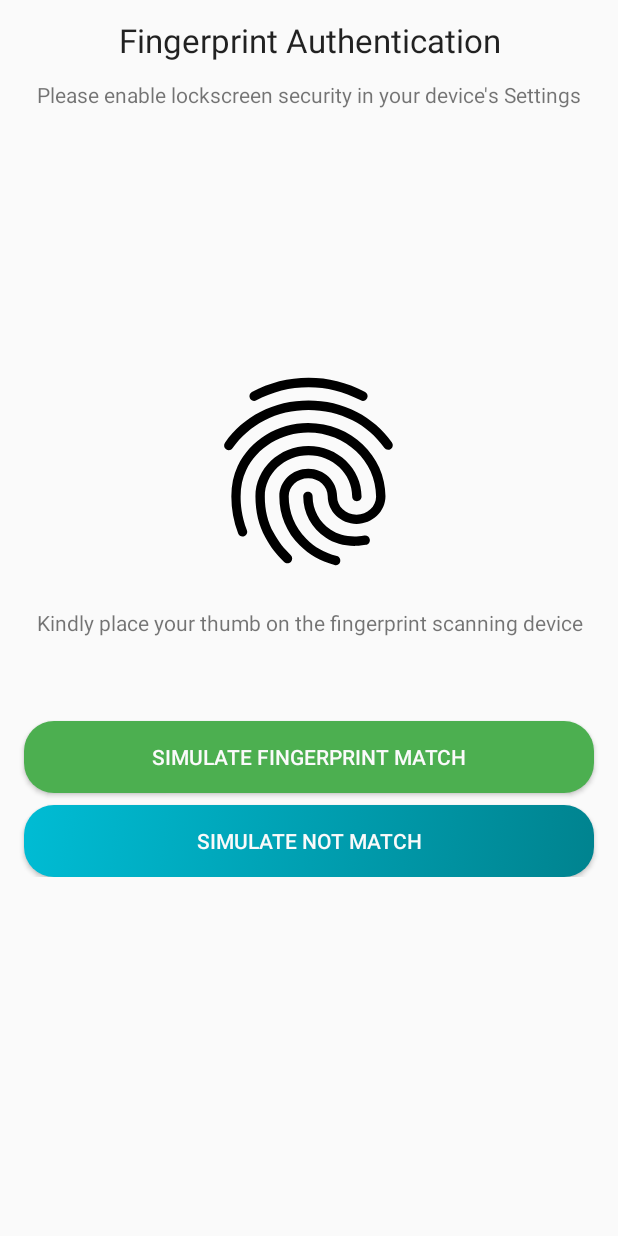
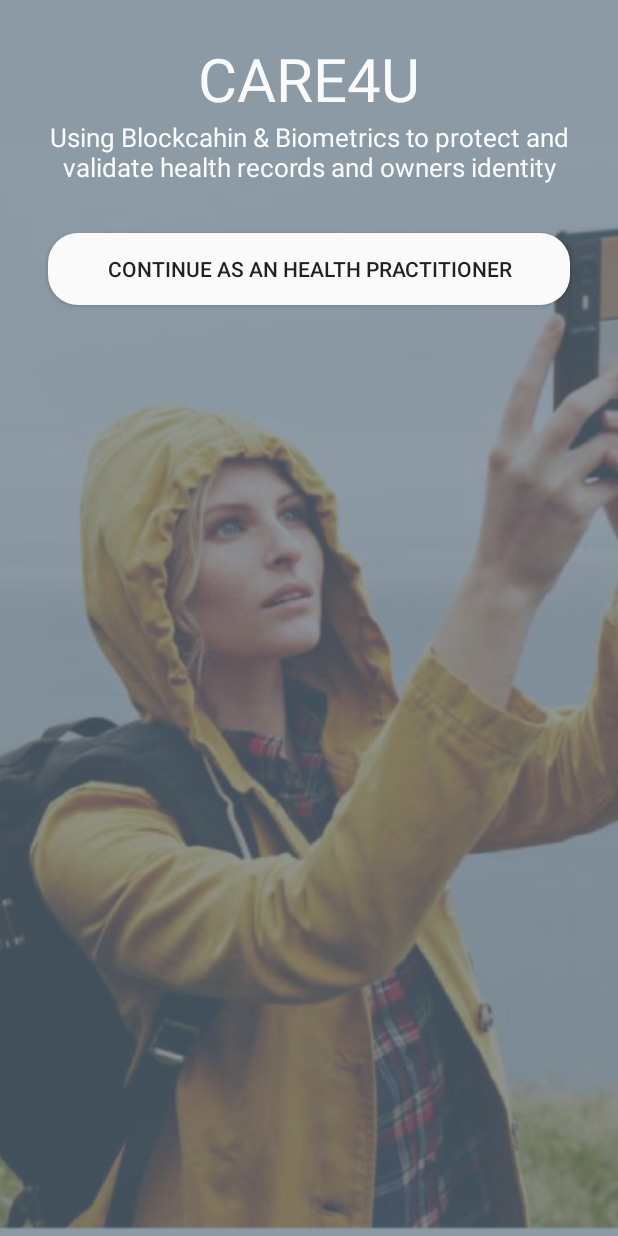
Before and after one commit to rafay-ah/Care4U, an Android app: the screen it shows after launch (FingerPrintActivity before the commit, Login after it), on a phone screen of 412 x 824 dp. Run offline under Robolectric (Android 15) with nearby library versions, the phone set to English and light mode, and no system bars.

Commit message:
Login Screen & Sigout Feature Added

```diff
--- /dev/null
+++ b/app/src/main/java/com/innova/care4u/Login.java
@@ -0,0 +1,29 @@
+package com.innova.care4u;
+
+import androidx.appcompat.app.AppCompatActivity;
+
+import android.content.Intent;
+import android.os.Bundle;
+import android.view.View;
+import android.view.WindowManager;
+
+import com.innova.care4u.fingerPrintDeals.FingerPrintActivity;
+
+public class Login extends AppCompatActivity {
+
+    @Override
+    protected void onCreate(Bundle savedInstanceState) {
+        super.onCreate(savedInstanceState);
+
+        // make it full screen first screen after splash
+        getWindow().setFlags(WindowManager.LayoutParams.FLAG_FULLSCREEN,
+                WindowManager.LayoutParams.FLAG_FULLSCREEN);
+
+        setContentView(R.layout.login_activity);
+    }
+
+    public void authenticate(View view) {
+        startActivity(new Intent(Login.this, FingerPrintActivity.class).setFlags(Intent.FLAG_ACTIVITY_NEW_TASK | Intent.FLAG_ACTIVITY_CLEAR_TASK));
+
+    }
+}
--- a/app/src/main/java/com/innova/care4u/SplashActivity.java
+++ b/app/src/main/java/com/innova/care4u/SplashActivity.java
@@ -20,7 +20,7 @@ public class SplashActivity extends AppCompatActivity {
             e.printStackTrace();
         }
 
-        Intent intent = new Intent(this, FingerPrintActivity.class);
+        Intent intent = new Intent(this, Login.class);
         startActivity(intent);
         finish();
     }
--- a/app/src/main/res/layout-v16/login_activity.xml
+++ b/app/src/main/res/layout-v16/login_activity.xml
@@ -7,11 +7,11 @@
     android:gravity="bottom"
     android:layout_alignParentBottom="true"
     android:layout_gravity="bottom">
-<ImageView
-    android:layout_width="match_parent"
-    android:layout_height="match_parent"
-    android:scaleType="centerCrop"
-    app:srcCompat="@drawable/ddd"/>
+    <ImageView
+        android:layout_width="match_parent"
+        android:layout_height="match_parent"
+        android:scaleType="centerCrop"
+        app:srcCompat="@drawable/ddd"/>
     <View
         android:layout_width="match_parent"
         android:layout_height="match_parent"
@@ -19,12 +19,14 @@
     <TextView
         android:layout_width="match_parent"
         android:layout_height="wrap_content"
-        android:text="Fingerprint"
+        android:text="CARE4U"
+        android:layout_marginTop="25dp"
         android:textSize="40sp"
         android:textColor="@color/white"
-        android:textStyle="bold"
+        android:textStyle="normal"
         android:paddingEnd="32dp"
         android:id="@+id/bigone"
+        android:gravity="center"
         android:paddingStart="32dp"/>
     <TextView
         android:layout_width="match_parent"
@@ -34,7 +36,9 @@
         android:textColor="@color/white"
         android:layout_below="@id/bigone"
         android:id="@+id/bigtwo"
-        android:text="Using biometrics to protect and validate health records and owners identity"/>
+        android:gravity="center"
+        android:textSize="17dp"
+        android:text="Using Blockcahin &amp; Biometrics to protect and validate health records and owners identity"/>
     <Button
         android:layout_width="match_parent"
         android:layout_height="wrap_content"
@@ -42,6 +46,7 @@
         android:background="@drawable/white_rounded"
         android:gravity="center"
         android:id="@+id/cont"
-        android:text="Continue as an health practitioner"
+        android:onClick="authenticate"
+        android:text="Continue as an Health Practitioner"
         android:layout_margin="32dp"/>
 </RelativeLayout>
--- a/app/src/main/res/layout-v16/toolbar.xml
+++ b/app/src/main/res/layout-v16/toolbar.xml
@@ -42,6 +42,7 @@
         android:background="@color/white"
         android:src="@drawable/logout"
         android:padding="10dp"
+        android:onClick="Signout"
         />
 
     <ImageView
--- a/app/src/main/res/layout/login_activity.xml
+++ b/app/src/main/res/layout/login_activity.xml
@@ -19,12 +19,14 @@
     <TextView
         android:layout_width="match_parent"
         android:layout_height="wrap_content"
-        android:text="Fingerprint"
+        android:text="CARE4U"
+        android:layout_marginTop="25dp"
         android:textSize="40sp"
         android:textColor="@color/white"
-        android:textStyle="bold"
+        android:textStyle="normal"
         android:paddingEnd="32dp"
         android:id="@+id/bigone"
+        android:gravity="center"
         android:paddingStart="32dp"/>
     <TextView
         android:layout_width="match_parent"
@@ -34,7 +36,9 @@
         android:textColor="@color/white"
         android:layout_below="@id/bigone"
         android:id="@+id/bigtwo"
-        android:text="Using biometrics to protect and validate health records and owners identity"/>
+        android:gravity="center"
+        android:textSize="17dp"
+        android:text="Using Blockcahin &amp; Biometrics to protect and validate health records and owners identity"/>
     <Button
         android:layout_width="match_parent"
         android:layout_height="wrap_content"
@@ -42,6 +46,7 @@
         android:background="@drawable/white_rounded"
         android:gravity="center"
         android:id="@+id/cont"
-        android:text="Continue as an health practitioner"
+        android:onClick="authenticate"
+        android:text="Continue as an Health Practitioner"
         android:layout_margin="32dp"/>
 </RelativeLayout>
--- a/app/src/main/res/values/styles.xml
+++ b/app/src/main/res/values/styles.xml
@@ -1,10 +1,10 @@
 <resources>
 
     <!-- Base application theme. -->
-    <style name="AppTheme" parent="Theme.AppCompat.Light.DarkActionBar">
+    <style name="AppTheme" parent="Theme.AppCompat.Light.NoActionBar">
         <!-- Customize your theme here. -->
-        <item name="colorPrimary">#4CAF50</item>
-        <item name="colorPrimaryDark">#2E7D32</item>
+        <item name="colorPrimary">@color/PPR_GREY400</item>
+        <item name="colorPrimaryDark">@color/PPR_GREY400</item>
         <item name="colorAccent">#42A5F5</item>
     </style>
 
@@ -12,8 +12,8 @@
 
     <style name="MaterialTheme.Base" parent="Theme.AppCompat.Light.NoActionBar">
 
-        <item name="colorPrimary">@color/PPR_GREEN500</item>
-        <item name="colorPrimaryDark">@color/PPR_GREEN800</item>
+        <item name="colorPrimary">@color/PPR_GREY400</item>
+        <item name="colorPrimaryDark">@color/PPR_GREY400</item>
         <item name="colorAccent">@color/PPR_BLUE400</item>
 
     </style>
@@ -33,7 +33,7 @@
     <style name="BlueTheme.Base" parent="Theme.AppCompat.Light.NoActionBar">
 
         <item name="windowActionBar">true</item>
-        <item name="colorPrimary">@color/PPR_BLUE400</item>
+        <item name="colorPrimary">@color/PPR_GREY400</item>
         <item name="colorPrimaryDark">@color/PPR_BLUE700</item>
         <item name="colorAccent">@color/PPR_GREY400</item>
     </style>
```
Also changed, not shown: app/src/main/AndroidManifest.xml (+34 -17 lines), app/src/main/java/com/innova/care4u/MainActivity.java (+34 -1 lines).
